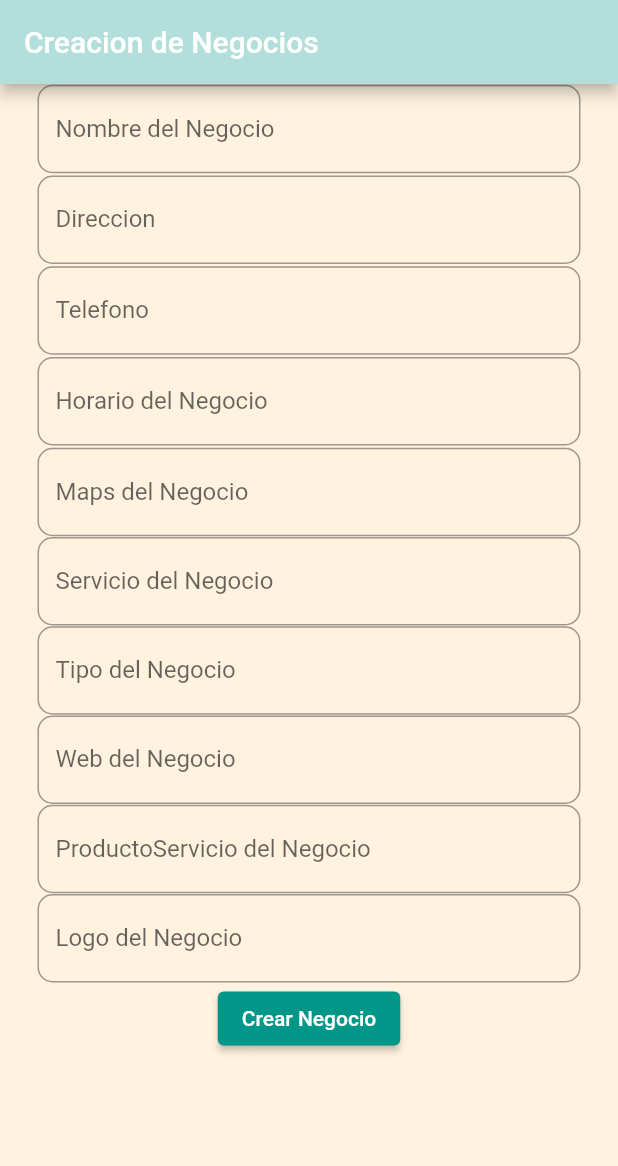
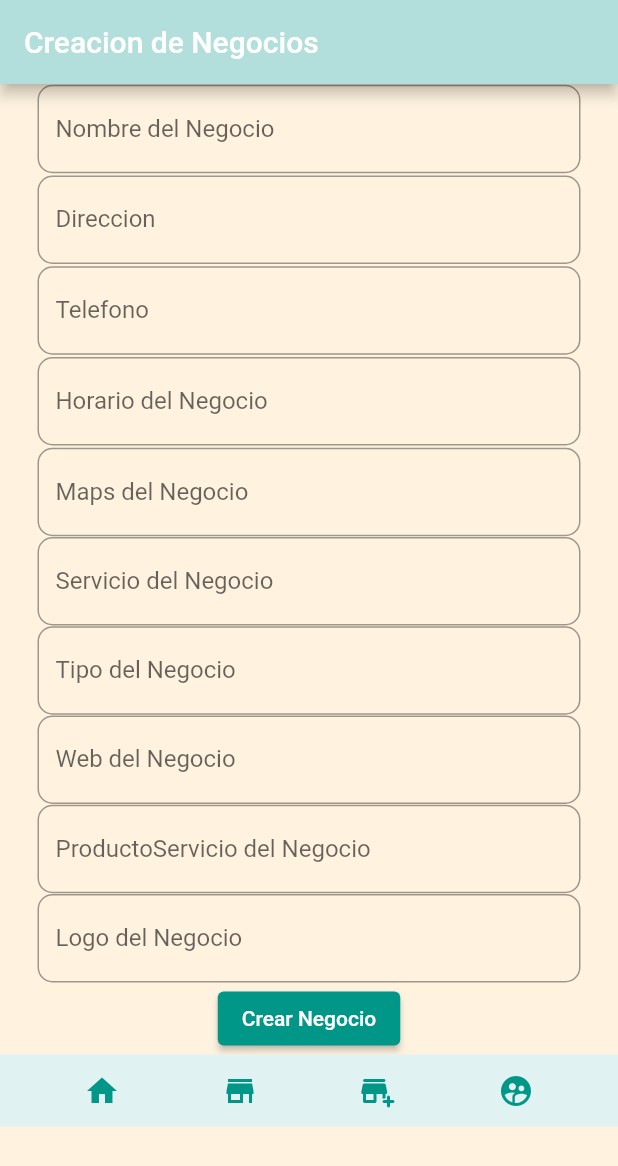
Before and after one commit to johnsgiraldo/Todo_Aqui, a Flutter app: the RegistroNegocio screen opened directly, on a phone screen of 412 x 824 dp. Shown: the top 1166 px of the screen. Run offline on Flutter 3.47's test engine with Material 2 defaults, Android fonts, the phone set to English and light mode, and no system bars; our stand-ins replace cloud_firestore, firebase_core, firebase_database, firebase_messaging; accounts and stored records are empty.

Commit message:
Ajuste inicial de negocios y detalle negocios con imagenes

```diff
--- a/lib/Negocios/RegProductos.dart
+++ b/lib/Negocios/RegProductos.dart
@@ -1,5 +1,10 @@
 import 'package:flutter/material.dart';
 import 'package:cloud_firestore/cloud_firestore.dart';
+import 'package:todo_aqui/Usuarios/GestionUsuario.dart';
+
+import '../Home.dart';
+import 'RegistroNegocio.dart';
+import 'ShopList.dart';
 
 class RegistroProducto extends StatefulWidget {
   final String TiendaId;
@@ -41,6 +46,7 @@ class RegistroProductoApp extends State<RegistroProducto> {
 
   @override
   Widget build(BuildContext context) {
+
     return Scaffold(
       backgroundColor: Colors.orange[50],
       appBar: AppBar(
--- a/lib/Negocios/RegistroNegocio.dart
+++ b/lib/Negocios/RegistroNegocio.dart
@@ -4,6 +4,7 @@ import 'package:todo_aqui/Busqueda.dart';
 import 'package:todo_aqui/Home.dart';
 import 'package:todo_aqui/Negocios/ShopList.dart';
 import 'package:cloud_firestore/cloud_firestore.dart';
+import 'package:todo_aqui/Usuarios/GestionUsuario.dart';
 
 
 
@@ -57,6 +58,71 @@ class RegistroNegocioApp extends State<RegistroNegocio> {
 
   @override
   Widget build(BuildContext context) {
+
+    //*********Seccion de Botones *************
+    Widget botonSection = Container(
+      color: Colors.teal[50],
+      child: Row(
+        mainAxisAlignment: MainAxisAlignment.spaceEvenly,
+        children: [
+          Padding(
+              padding: EdgeInsets.only(),
+              child: IconButton(
+                icon: const Icon(Icons.home),
+                color: Colors.teal,
+                onPressed: () {
+                  Navigator.push(context,
+                      MaterialPageRoute(builder: (_) => Home()));
+                  print('Presione el boton');
+                },
+              )),
+          /*Padding(
+              padding: EdgeInsets.only(),
+              child: IconButton(
+                icon: const Icon(Icons.find_in_page),
+                color: Colors.teal,
+                onPressed: () {
+                  print('Presione el boton');
+                  Navigator.push(context,
+                      MaterialPageRoute(builder: (_) => busqueda()));
+                },
+              )),*/
+          Padding(
+              padding: EdgeInsets.only(),
+              child: IconButton(
+                icon: const Icon(Icons.store),
+                color: Colors.teal,
+                onPressed: () {
+                  print('Presione el boton');
+                  Navigator.push(context,
+                      MaterialPageRoute(builder: (_) => ShopList()));
+                },
+              )),
+          Padding(
+              padding: EdgeInsets.only(),
+              child: IconButton(
+                icon: const Icon(Icons.add_business_rounded),
+                color: Colors.teal,
+                onPressed: () {
+                  print('Presione el boton');
+                  Navigator.push(context,
+                      MaterialPageRoute(builder: (_) => Registro()));
+                },
+              )),
+          Padding(
+              padding: EdgeInsets.only(),
+              child: IconButton(
+                icon: const Icon(Icons.supervised_user_circle),
+                color: Colors.teal,
+                onPressed: () {
+                  print('Presione el boton');
+                  Navigator.push(context,
+                      MaterialPageRoute(builder: (_) => GestionUsuario()));
+                },
+              )),
+        ],
+      ),
+    );
 
     return Scaffold(
       resizeToAvoidBottomInset: false,
@@ -210,6 +276,7 @@ class RegistroNegocioApp extends State<RegistroNegocio> {
                       primary: Colors.teal,
                     ),
                   )),
+              botonSection,
             ])),
     );
   }
--- a/lib/Negocios/ShopList2.dart
+++ b/lib/Negocios/ShopList2.dart
@@ -45,7 +45,7 @@ class ShopList2App extends State<ShopList2> {
             objTienda.des_larga=cursor.get("Servicio");
             objTienda.telefono=cursor.get("Telefono");
             objTienda.website=cursor.get("Web");
-            objTienda.imagen="Bruder.png";
+            objTienda.imagen=cursor.get("Imagen");
             objTienda.idTienda=cursor.id;
             objTienda.prodserv=cursor.get("ProductoServicio");
             //this.logo = cursor.get("rutaFoto");
--- a/lib/Usuarios/GestionUsuario.dart
+++ b/lib/Usuarios/GestionUsuario.dart
@@ -92,7 +92,7 @@ class GestionUsuarioApp extends State<GestionUsuario>{
                   print('Presione el boton');
                 },
               )),
-          Padding(
+          /*Padding(
               padding: EdgeInsets.only(),
               child: IconButton(
                 icon: const Icon(Icons.find_in_page),
@@ -102,7 +102,7 @@ class GestionUsuarioApp extends State<GestionUsuario>{
                   Navigator.push(context,
                       MaterialPageRoute(builder: (_) => busqueda()));
                 },
-              )),
+              )),*/
           Padding(
               padding: EdgeInsets.only(),
               child: IconButton(
--- a/lib/Usuarios/RegistroUsuario.dart
+++ b/lib/Usuarios/RegistroUsuario.dart
@@ -69,7 +69,7 @@ class RegistroUsuarioApp extends State<RegistroUsuario> {
                   print('Presione el boton');
                 },
               )),
-          Padding(
+          /*Padding(
               padding: EdgeInsets.only(),
               child: IconButton(
                 icon: const Icon(Icons.find_in_page),
@@ -79,7 +79,7 @@ class RegistroUsuarioApp extends State<RegistroUsuario> {
                   Navigator.push(context,
                       MaterialPageRoute(builder: (_) => busqueda()));
                 },
-              )),
+              )),*/
           Padding(
               padding: EdgeInsets.only(),
               child: IconButton(
```
Also changed, not shown: lib/Negocios/ShopOne.dart (+7 -0 lines), image/P-Pollo2.jpg (added).
